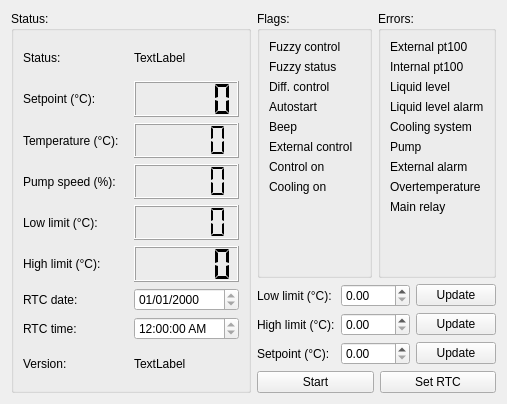
The window that cct/qtgui/devices/circulator/circulator.ui (awacha/cct) describes before a commit, drawn with Qt 5.
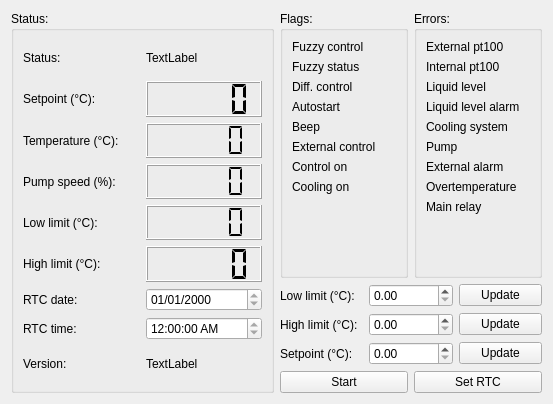
The same window after the commit. Icons and pictures are not drawn.

Diff of the .ui file:
```diff
--- a/cct/qtgui/devices/circulator/circulator.ui
+++ b/cct/qtgui/devices/circulator/circulator.ui
@@ -6,7 +6,7 @@
    <rect>
     <x>0</x>
     <y>0</y>
-    <width>507</width>
+    <width>553</width>
     <height>404</height>
    </rect>
   </property>
```
Left out of the diff: 48 changed lines with no effect on the pictures.
